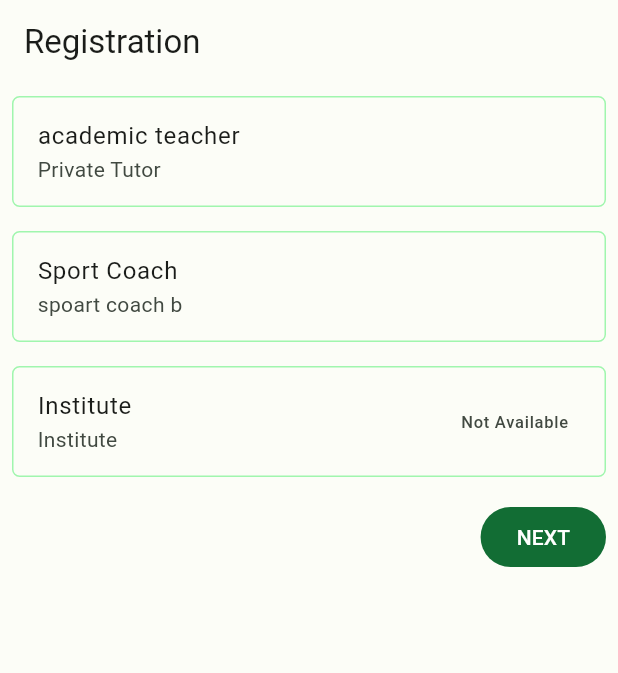
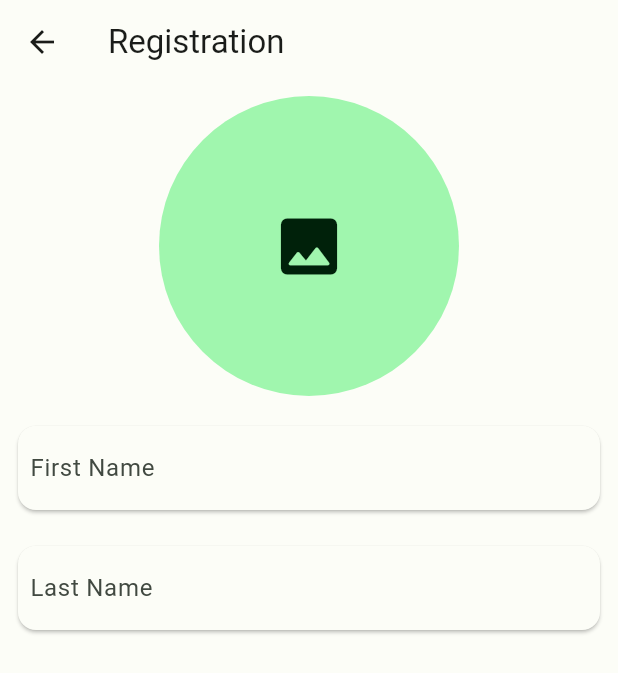
Before and after one commit to isuru18113/classpass, a Flutter app: the TutorSelectionScreen screen opened by its route, after a tap on "NEXT", on a phone screen of 412 x 824 dp. Shown: the top 673 px of the screen. Run offline on Flutter 3.47's test engine with Material 2 defaults, Android fonts, the phone set to English and light mode, and no system bars; our stand-ins replace go_router, image_picker; missing offline and left inert: custom_image_crop, password_input; generated files the repository leaves out were written again.

Commit message:
edited camera access

```diff
--- a/lib/routes/routes.dart
+++ b/lib/routes/routes.dart
@@ -1,8 +1,12 @@
+import 'package:classpass/screens/image_cropper_page/image_cropper_page.dart';
+import 'package:classpass/screens/user_registration_pages/register_account.dart';
 import 'package:flutter/cupertino.dart';
 import 'package:go_router/go_router.dart';
 
 import '../main.dart';
 import '../screens/authentication_pages/admin_authentication_page.dart';
+
+import '../screens/camera_page/camera_page.dart';
 import '../screens/landing_page/landing_page.dart';
 import '../screens/user_registration_pages/register_selection.dart';
 
@@ -17,6 +21,11 @@ class Routes {
 
   static const String adminAuthenticationPage = "/adminAuthentication";
   static const String registerSelectionPage = "/registerSelection";
+  static const String registerAccountPage = "/registerAccount";
+  static const String imageCropperPage = "/imageCropper";
+
+  static const String cameraPage = "/camera";
+
   static const String landingPage = "/";
 
   static GoRouter buildRouter() {
@@ -54,6 +63,32 @@ class Routes {
         },
       ),
 
+      GoRoute(
+        name: 'registerAccountPage',
+        path: registerAccountPage,
+        builder: (BuildContext context, GoRouterState state) {
+          return  const RegisterAccountPage();
+        },
+      ),
+
+      GoRoute(
+        name: 'imageCropperPage',
+        path: imageCropperPage,
+        builder: (BuildContext context, GoRouterState state) {
+          return  ImageCropperPage(
+            capturedImagePath: state.queryParameters['id1']!
+          );
+        },
+      ),
+
+      GoRoute(
+        name: 'cameraPage',
+        path: cameraPage,
+        builder: (BuildContext context, GoRouterState state) {
+          return  const CameraPage();
+        },
+      ),
+
 
     ];
   }
--- a/lib/screens/user_registration_pages/register_account.dart
+++ b/lib/screens/user_registration_pages/register_account.dart
@@ -1,18 +1,135 @@
+import 'dart:io';
+
 import 'package:flutter/cupertino.dart';
+import 'package:flutter/material.dart';
+import 'package:flutter_gen/gen_l10n/app_localizations.dart';
+import 'package:go_router/go_router.dart';
 
-class RegisterAccount extends StatefulWidget {
-  const RegisterAccount({Key? key}) : super(key: key);
+import '../../routes/routes.dart';
+import '../../services/get_camera_image.dart';
+
+class RegisterAccountPage extends StatefulWidget {
+  const RegisterAccountPage({Key? key}) : super(key: key);
 
   @override
-  _RegisterAccountState createState() => _RegisterAccountState();
+  _RegisterAccountPageState createState() => _RegisterAccountPageState();
 }
 
-class _RegisterAccountState extends State<RegisterAccount> {
+class _RegisterAccountPageState extends State<RegisterAccountPage> {
   @override
   Widget build(BuildContext context) {
-    return Container(
+    return Scaffold(
+
+      appBar: AppBar(
+        title: Text(AppLocalizations.of(context)!.register_selection_title),
+      ),
+      body: accountRegistrationWidget()
 
     );
 
+
+
+  }
+
+  Widget accountRegistrationWidget(){
+    return ListView(
+      children: [
+        Padding(
+          padding: const EdgeInsets.all(8.0),
+          child: userAccountImage(),
+        ),
+        Padding(
+          padding: const EdgeInsets.all(8.0),
+          child: firstName(),
+        ),
+
+        Padding(
+          padding: const EdgeInsets.all(8.0),
+          child: lastName(),
+        ),
+
+      ],
+    );
+  }
+
+  Widget accountImage(String imagePath){
+    return  ListTile(
+      leading: CircleAvatar(
+        radius: 100,
+        child: Image.file(File(imagePath)),
+      ),
+      title: Expanded(child: Text("Account Image"))
+    );
+  }
+
+  Widget userAccountImage(){
+    return GridTile(
+      child:  InkWell(
+        onTap: (){
+
+         // GoRouter.of(context).push(Routes.imageCropperPage);
+
+          GetImageFromCamera.getImageFromCamera(context);
+
+        },
+        customBorder: const CircleBorder(),
+        borderRadius: BorderRadius.circular(100),
+        child: CircleAvatar(
+          radius: 100,
+          child: Icon(Icons.image_rounded,size: 50,),
+
+        ),
+      ),
+
+
+
+    );
+  }
+
+  Widget firstName(){
+
+    return  const Card(
+      child: Padding(
+        padding: EdgeInsets.symmetric(vertical: 0,horizontal: 8),
+        child: TextField(
+
+
+          decoration: InputDecoration(
+              border: InputBorder.none,
+              //hintText: 'Enter text here',
+              labelText: "First Name"
+          ),
+        ),
+      ),
+    );
+  }
+
+  Widget lastName(){
+
+    return  const Card(
+      child: Padding(
+        padding: EdgeInsets.symmetric(vertical: 0,horizontal: 8),
+        child: TextField(
+
+
+          decoration: InputDecoration(
+            border: InputBorder.none,
+            //hintText: 'Enter text here',
+            labelText: "Last Name"
+          ),
+        ),
+      ),
+    );
+  }
+
+  Widget addressName(){
+
+    return  TextField(
+
+      decoration: InputDecoration(
+        border: OutlineInputBorder(),
+        labelText: 'First Name',
+      ),
+    );
   }
 }
--- a/lib/screens/user_registration_pages/register_selection.dart
+++ b/lib/screens/user_registration_pages/register_selection.dart
@@ -1,5 +1,8 @@
 import 'package:flutter/material.dart';
 import 'package:flutter_gen/gen_l10n/app_localizations.dart';
+import 'package:go_router/go_router.dart';
+
+import '../../routes/routes.dart';
 
 enum RegistrationType {
   institute,
@@ -58,6 +61,9 @@ class _TutorSelectionScreenState extends State<TutorSelectionScreen> {
   Widget nextButton() {
     return FilledButton(
         onPressed: () {
+
+          //context.go(Routes.registerAccountPage);
+          GoRouter.of(context).push(Routes.registerAccountPage);
 
         },
         child: Text(AppLocalizations.of(context)!.button_next));
--- a/pubspec.yaml
+++ b/pubspec.yaml
@@ -42,6 +42,8 @@ dependencies:
   go_router: ^9.0.3
 
   password_input: ^0.1.0
+  custom_image_crop: ^0.0.5
+  image_picker: ^1.0.1
 
 dev_dependencies:
   flutter_test:
```
Also changed, not shown: lib/main.dart (+9 -1 lines), lib/screens/image_cropper_page/image_cropper_page.dart (added, +108 -0 lines), pubspec.lock.
